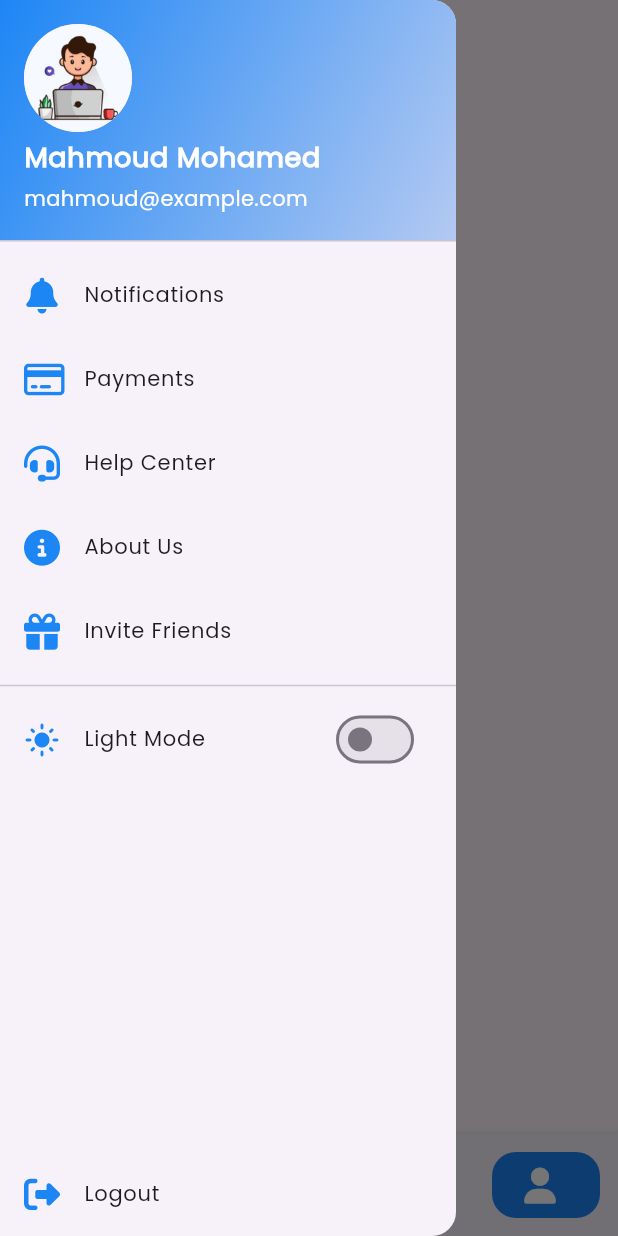
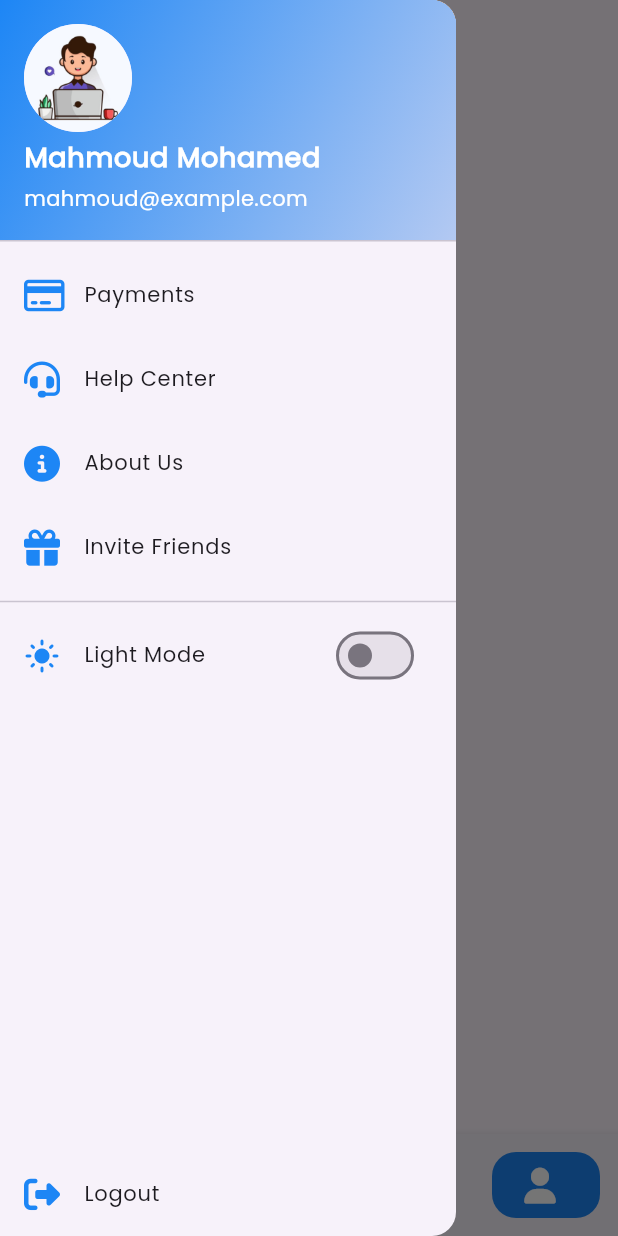
Before and after one commit to mahmoudmohamed17/InternIntelligence_ECommerceApp, a Flutter app: the screen it shows after launch, item 4 of the bottom bar chosen, with the side drawer open, on a phone screen of 412 x 824 dp. Run offline on Flutter 3.47's test engine with Material 3 defaults, Android fonts, the phone set to English and light mode, and no system bars; drawn by our look-alikes of google_nav_bar; our stand-ins replace another_flushbar, bloc, cached_network_image, cloud_firestore, dartz, dio and 7 more; missing offline and left inert: easy_loading_button, flutter_stripe; accounts and stored records are empty; network calls fail.

Commit message:
fix errors

```diff
--- a/lib/widgets/custom_drawer.dart
+++ b/lib/widgets/custom_drawer.dart
@@ -1,6 +1,5 @@
 import 'package:e_commerce_app/core/helpers/app_colors.dart';
 import 'package:e_commerce_app/core/helpers/app_text_styles.dart';
-import 'package:e_commerce_app/core/utils/app_routing.dart';
 import 'package:e_commerce_app/core/utils/assets.dart';
 import 'package:e_commerce_app/models/drawer_item_model.dart';
 import 'package:e_commerce_app/widgets/app_theme_switch_button.dart';
@@ -34,15 +33,6 @@ class CustomDrawer extends StatelessWidget {
                 begin: Alignment.topLeft,
                 end: Alignment.bottomRight,
               ),
-            ),
-          ),
-          DrawerItem(
-            model: DrawerItemModel(
-              title: 'Notifications',
-              icon: FontAwesomeIcons.solidBell,
-              onTap: () {
-                Navigator.pushNamed(context, AppRouting.notificationsView);
-              },
             ),
           ),
           DrawerItem(
--- a/lib/widgets/custom_search_delegate.dart
+++ b/lib/widgets/custom_search_delegate.dart
@@ -7,8 +7,7 @@ import 'package:flutter/material.dart';
 
 class CustomSearchDelegate extends SearchDelegate {
   final List<ProductEntity> products;
-  final String endpoint;
-  CustomSearchDelegate({required this.products, required this.endpoint});
+  CustomSearchDelegate({required this.products});
 
   @override
   List<Widget>? buildActions(BuildContext context) {
```
Also changed, not shown: lib/widgets/home_view_app_bar.dart (+3 -13 lines).
